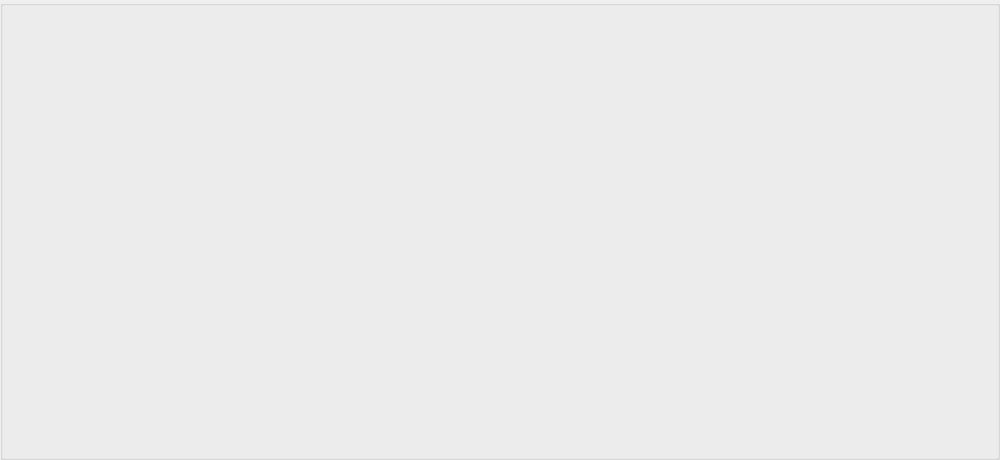
Old version of the form cpu_tweaks.ui in the repository alexhebri/SwiftBoost.
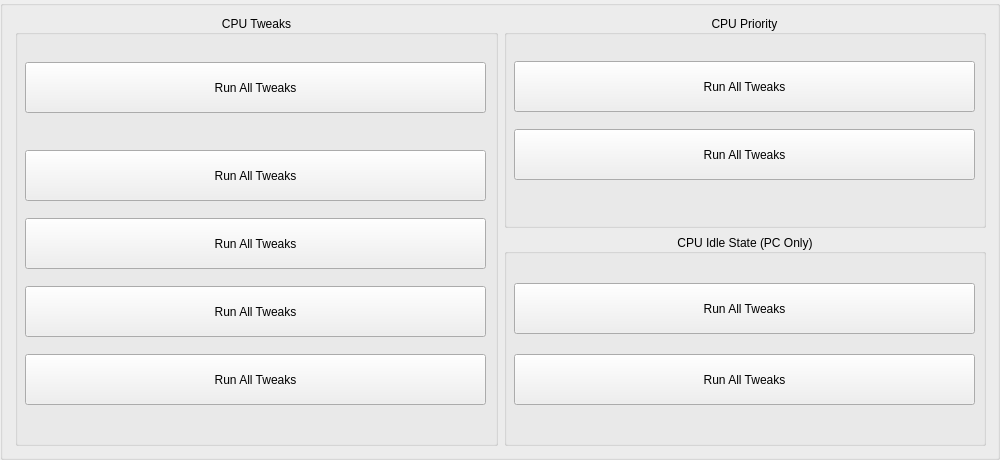
New version of the form.

Diff of the .ui file:
```diff
--- a/cpu_tweaks.ui
+++ b/cpu_tweaks.ui
@@ -31,6 +31,320 @@
   <property name="windowTitle">
    <string>GroupBox</string>
   </property>
+  <widget class="QWidget" name="">
+   <property name="geometry">
+    <rect>
+     <x>10</x>
+     <y>10</y>
+     <width>981</width>
+     <height>441</height>
+    </rect>
+   </property>
+   <layout class="QHBoxLayout" name="horizontalLayout">
+    <property name="leftMargin">
+     <number>5</number>
+    </property>
+    <property name="topMargin">
+     <number>5</number>
+    </property>
+    <property name="rightMargin">
+     <number>5</number>
+    </property>
+    <property name="bottomMargin">
+     <number>5</number>
+    </property>
+    <item>
+     <widget class="QGroupBox" name="groupBox">
+      <property name="title">
+       <string>CPU Tweaks</string>
+      </property>
+      <property name="alignment">
+       <set>Qt::AlignmentFlag::AlignCenter</set>
+      </property>
+      <widget class="QWidget" name="">
+       <property name="geometry">
+        <rect>
+         <x>10</x>
+         <y>40</y>
+         <width>461</width>
+         <height>361</height>
+        </rect>
+       </property>
+       <layout class="QVBoxLayout" name="verticalLayout_2">
+        <property name="spacing">
+         <number>10</number>
+        </property>
+        <item>
+         <widget class="QPushButton" name="aaa">
+          <property name="minimumSize">
+           <size>
+            <width>231</width>
+            <height>51</height>
+           </size>
+          </property>
+          <property name="text">
+           <string>Run All Tweaks</string>
+          </property>
+          <property name="checkable">
+           <bool>false</bool>
+          </property>
+          <property name="autoRepeat">
+           <bool>false</bool>
+          </property>
+          <property name="autoExclusive">
+           <bool>false</bool>
+          </property>
+         </widget>
+        </item>
+        <item>
+         <spacer name="horizontalSpacer">
+          <property name="orientation">
+           <enum>Qt::Orientation::Horizontal</enum>
+          </property>
+          <property name="sizeHint" stdset="0">
+           <size>
+            <width>40</width>
+            <height>20</height>
+           </size>
+          </property>
+         </spacer>
+        </item>
+        <item>
+         <widget class="QPushButton" name="aaa_2">
+          <property name="minimumSize">
+           <size>
+            <width>231</width>
+            <height>51</height>
+           </size>
+          </property>
+          <property name="text">
+           <string>Run All Tweaks</string>
+          </property>
+          <property name="checkable">
+           <bool>false</bool>
+          </property>
+          <property name="autoRepeat">
+           <bool>false</bool>
+          </property>
+          <property name="autoExclusive">
+           <bool>false</bool>
+          </property>
+         </widget>
+        </item>
+        <item>
+         <widget class="QPushButton" name="aaa_3">
+          <property name="minimumSize">
+           <size>
+            <width>231</width>
+            <height>51</height>
+           </size>
+          </property>
+          <property name="text">
+           <string>Run All Tweaks</string>
+          </property>
+          <property name="checkable">
+           <bool>false</bool>
+          </property>
+          <property name="autoRepeat">
+           <bool>false</bool>
+          </property>
+          <property name="autoExclusive">
+           <bool>false</bool>
+          </property>
+         </widget>
+        </item>
+        <item>
+         <widget class="QPushButton" name="aaa_4">
+          <property name="minimumSize">
+           <size>
+            <width>231</width>
+            <height>51</height>
+           </size>
+          </property>
+          <property name="text">
+           <string>Run All Tweaks</string>
+          </property>
+          <property name="checkable">
+           <bool>false</bool>
+          </property>
+          <property name="autoRepeat">
+           <bool>false</bool>
+          </property>
+          <property name="autoExclusive">
+           <bool>false</bool>
+          </property>
+         </widget>
+        </item>
+        <item>
+         <widget class="QPushButton" name="aaa_9">
+          <property name="minimumSize">
+           <size>
+            <width>231</width>
+            <height>51</height>
+           </size>
+          </property>
+          <property name="text">
+           <string>Run All Tweaks</string>
+          </property>
+          <property name="checkable">
+           <bool>false</bool>
+          </property>
+          <property name="autoRepeat">
+           <bool>false</bool>
+          </property>
+          <property name="autoExclusive">
+           <bool>false</bool>
+          </property>
+         </widget>
+        </item>
+       </layout>
+      </widget>
+     </widget>
+    </item>
+    <item>
+     <layout class="QVBoxLayout" name="verticalLayout">
+      <item>
+       <widget class="QGroupBox" name="groupBox_2">
+        <property name="title">
+         <string>CPU Priority</string>
+        </property>
+        <property name="alignment">
+         <set>Qt::AlignmentFlag::AlignCenter</set>
+        </property>
+        <widget class="QWidget" name="layoutWidget_2">
+         <property name="geometry">
+          <rect>
+           <x>10</x>
+           <y>30</y>
+           <width>461</width>
+           <height>151</height>
+          </rect>
+         </property>
+         <layout class="QVBoxLayout" name="verticalLayout_5">
+          <property name="spacing">
+           <number>1</number>
+          </property>
+          <item>
+           <widget class="QPushButton" name="aaa_7">
+            <property name="minimumSize">
+             <size>
+              <width>231</width>
+              <height>51</height>
+             </size>
+            </property>
+            <property name="text">
+             <string>Run All Tweaks</string>
+            </property>
+            <property name="checkable">
+             <bool>false</bool>
+            </property>
+            <property name="autoRepeat">
+             <bool>false</bool>
+            </property>
+            <property name="autoExclusive">
+             <bool>false</bool>
+            </property>
+           </widget>
+          </item>
+          <item>
+           <widget class="QPushButton" name="aaa_8">
+            <property name="minimumSize">
+             <size>
+              <width>231</width>
+              <height>51</height>
+             </size>
+            </property>
+            <property name="text">
+             <string>Run All Tweaks</string>
+            </property>
+            <property name="checkable">
+             <bool>false</bool>
+            </property>
+            <property name="autoRepeat">
+             <bool>false</bool>
+            </property>
+            <property name="autoExclusive">
+             <bool>false</bool>
+            </property>
+           </widget>
+          </item>
+         </layout>
+        </widget>
+       </widget>
+      </item>
+      <item>
+       <widget class="QGroupBox" name="groupBox_3">
+        <property name="title">
+         <string>CPU Idle State (PC Only)</string>
+        </property>
+        <property name="alignment">
+         <set>Qt::AlignmentFlag::AlignCenter</set>
+        </property>
+        <widget class="QWidget" name="layoutWidget">
+         <property name="geometry">
+          <rect>
+           <x>10</x>
+           <y>30</y>
+           <width>461</width>
+           <height>161</height>
+          </rect>
+         </property>
+         <layout class="QVBoxLayout" name="verticalLayout_4">
+          <property name="spacing">
+           <number>1</number>
+          </property>
+          <item>
+           <widget class="QPushButton" name="aaa_5">
+            <property name="minimumSize">
+             <size>
+              <width>231</width>
+              <height>51</height>
+             </size>
+            </property>
+            <property name="text">
+             <string>Run All Tweaks</string>
+            </property>
+            <property name="checkable">
+             <bool>false</bool>
+            </property>
+            <property name="autoRepeat">
+             <bool>false</bool>
+            </property>
+            <property name="autoExclusive">
+             <bool>false</bool>
+            </property>
+           </widget>
+          </item>
+          <item>
+           <widget class="QPushButton" name="aaa_6">
+            <property name="minimumSize">
+             <size>
+              <width>231</width>
+              <height>51</height>
+             </size>
+            </property>
+            <property name="text">
+             <string>Run All Tweaks</string>
+            </property>
+            <property name="checkable">
+             <bool>false</bool>
+            </property>
+            <property name="autoRepeat">
+             <bool>false</bool>
+            </property>
+            <property name="autoExclusive">
+             <bool>false</bool>
+            </property>
+           </widget>
+          </item>
+         </layout>
+        </widget>
+       </widget>
+      </item>
+     </layout>
+    </item>
+   </layout>
+  </widget>
  </widget>
  <resources/>
  <connections/>
```
